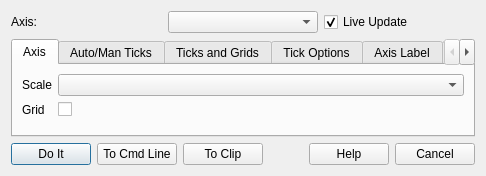
Old version of the form hyde/user_interface/figure_edit_dialog.ui in the repository spielman-group/hyde.
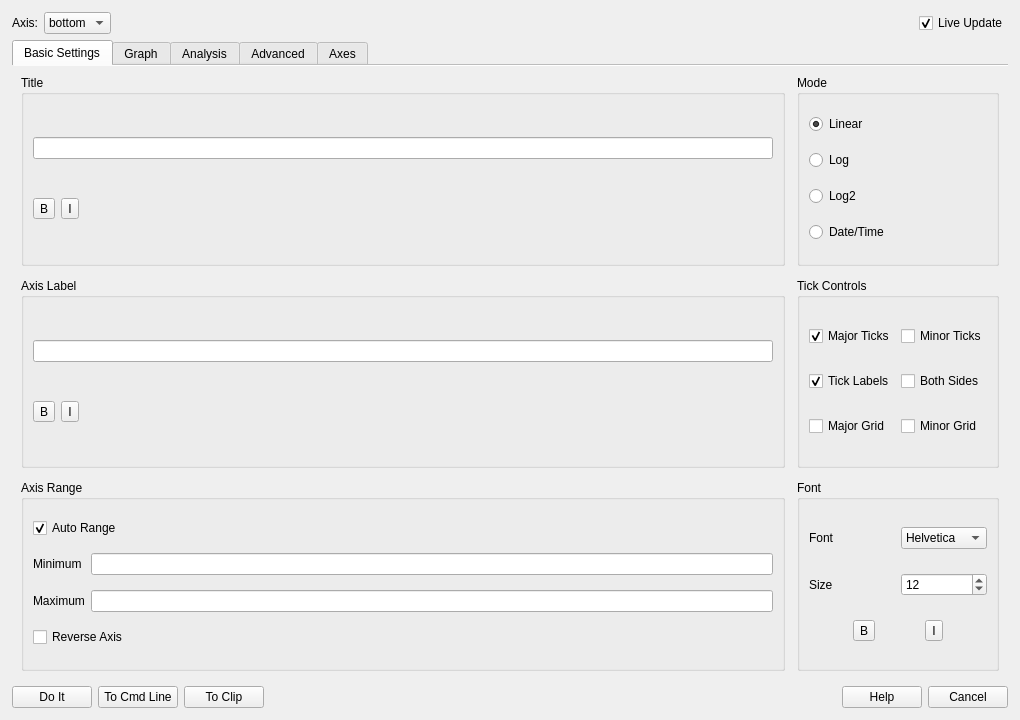
New version of the form.

```diff
--- a/hyde/user_interface/figure_edit_dialog.ui
+++ b/hyde/user_interface/figure_edit_dialog.ui
@@ -5,7 +5,25 @@
   <property name="windowTitle">
    <string>Modify Axis</string>
   </property>
+  <property name="minimumSize">
+   <size>
+    <width>1020</width>
+    <height>720</height>
+   </size>
+  </property>
   <layout class="QVBoxLayout" name="verticalLayout">
+   <property name="leftMargin">
+    <number>12</number>
+   </property>
+   <property name="topMargin">
+    <number>12</number>
+   </property>
+   <property name="rightMargin">
+    <number>12</number>
+   </property>
+   <property name="bottomMargin">
+    <number>12</number>
+   </property>
    <item>
     <layout class="QHBoxLayout" name="topLayout">
      <item>
@@ -16,7 +34,44 @@
       </widget>
      </item>
      <item>
-      <widget class="QComboBox" name="axis_combo"/>
+      <widget class="QComboBox" name="axis_combo">
+       <item>
+        <property name="text">
+         <string>bottom</string>
+        </property>
+       </item>
+       <item>
+        <property name="text">
+         <string>left</string>
+        </property>
+       </item>
+       <item>
+        <property name="text">
+         <string>top</string>
+        </property>
+       </item>
+       <item>
+        <property name="text">
+         <string>right</string>
+        </property>
+       </item>
+      </widget>
+     </item>
+     <item>
+      <spacer name="top_spacer">
+       <property name="orientation">
+        <enum>Qt::Horizontal</enum>
+       </property>
+       <property name="sizeType">
+        <enum>QSizePolicy::Expanding</enum>
+       </property>
+       <property name="sizeHint" stdset="0">
+        <size>
+         <width>40</width>
+         <height>20</height>
+        </size>
+       </property>
+      </spacer>
      </item>
      <item>
       <widget class="QCheckBox" name="live_update_checkbox">
@@ -32,111 +87,338 @@
    </item>
    <item>
     <widget class="QTabWidget" name="tabs">
-     <widget class="QWidget" name="axis_tab">
+     <property name="documentMode">
+      <bool>true</bool>
+     </property>
+     <property name="currentIndex">
+      <number>0</number>
+     </property>
+     <widget class="QWidget" name="basic_settings_tab">
       <attribute name="title">
-       <string>Axis</string>
+       <string>Basic Settings</string>
       </attribute>
-      <layout class="QFormLayout" name="axisForm">
+      <layout class="QGridLayout" name="basic_settings_grid">
+       <property name="horizontalSpacing">
+        <number>12</number>
+       </property>
+       <property name="verticalSpacing">
+        <number>12</number>
+       </property>
        <item row="0" column="0">
-        <widget class="QLabel" name="scale_label">
-         <property name="text">
-          <string>Scale</string>
-         </property>
-        </widget>
-       </item>
-       <item row="0" column="1">
-        <widget class="QComboBox" name="scale_combo"/>
-       </item>
-       <item row="1" column="0">
-        <widget class="QLabel" name="grid_label">
-         <property name="text">
-          <string>Grid</string>
-         </property>
-        </widget>
-       </item>
-       <item row="1" column="1">
-        <widget class="QCheckBox" name="grid_checkbox"/>
-       </item>
-      </layout>
-     </widget>
-     <widget class="QWidget" name="ticks_tab">
-      <attribute name="title">
-       <string>Auto/Man Ticks</string>
-      </attribute>
-      <layout class="QFormLayout" name="ticksForm">
-       <item row="0" column="0">
-        <widget class="QLabel" name="major_ticks_label">
-         <property name="text">
-          <string>Major Ticks</string>
-         </property>
-        </widget>
-       </item>
-       <item row="0" column="1">
-        <widget class="QLineEdit" name="major_ticks_edit"/>
-       </item>
-      </layout>
-     </widget>
-     <widget class="QWidget" name="ticks_grid_tab">
-      <attribute name="title">
-       <string>Ticks and Grids</string>
-      </attribute>
-      <layout class="QVBoxLayout" name="ticksGridLayout">
-       <item>
-        <widget class="QCheckBox" name="minor_grid_checkbox">
-         <property name="text">
-          <string>Show Minor Grid</string>
-         </property>
-        </widget>
-       </item>
-      </layout>
-     </widget>
-     <widget class="QWidget" name="tick_options_tab">
-      <attribute name="title">
-       <string>Tick Options</string>
-      </attribute>
-      <layout class="QFormLayout" name="tickOptionsForm">
-       <item row="0" column="0">
-        <widget class="QLabel" name="tick_rotation_label">
-         <property name="text">
-          <string>Tick Rotation</string>
-         </property>
-        </widget>
-       </item>
-       <item row="0" column="1">
-        <widget class="QLineEdit" name="tick_rotation_edit"/>
-       </item>
-      </layout>
-     </widget>
-     <widget class="QWidget" name="axis_label_tab">
-      <attribute name="title">
-       <string>Axis Label</string>
-      </attribute>
-      <layout class="QFormLayout" name="labelForm">
-       <item row="0" column="0">
-        <widget class="QLabel" name="title_label">
-         <property name="text">
+        <widget class="QGroupBox" name="title_group">
+         <property name="title">
           <string>Title</string>
          </property>
+         <layout class="QVBoxLayout" name="title_layout">
+          <item>
+           <widget class="QLineEdit" name="title_edit"/>
+          </item>
+          <item>
+           <layout class="QHBoxLayout" name="title_style_layout">
+            <item>
+             <widget class="QToolButton" name="title_bold_button">
+              <property name="text">
+               <string>B</string>
+              </property>
+              <property name="checkable">
+               <bool>true</bool>
+              </property>
+             </widget>
+            </item>
+            <item>
+             <widget class="QToolButton" name="title_italic_button">
+              <property name="text">
+               <string>I</string>
+              </property>
+              <property name="checkable">
+               <bool>true</bool>
+              </property>
+             </widget>
+            </item>
+            <item>
+             <spacer name="title_style_spacer">
+              <property name="orientation">
+               <enum>Qt::Horizontal</enum>
+              </property>
+              <property name="sizeType">
+               <enum>QSizePolicy::Expanding</enum>
+              </property>
+              <property name="sizeHint" stdset="0">
+               <size>
+                <width>40</width>
+                <height>20</height>
+               </size>
+              </property>
+             </spacer>
+            </item>
+           </layout>
+          </item>
+         </layout>
         </widget>
        </item>
        <item row="0" column="1">
-        <widget class="QLineEdit" name="title_edit"/>
+        <widget class="QGroupBox" name="mode_group">
+         <property name="title">
+          <string>Mode</string>
+         </property>
+         <layout class="QVBoxLayout" name="mode_layout">
+          <item>
+           <widget class="QRadioButton" name="linear_radio">
+            <property name="text">
+             <string>Linear</string>
+            </property>
+            <property name="checked">
+             <bool>true</bool>
+            </property>
+           </widget>
+          </item>
+          <item>
+           <widget class="QRadioButton" name="log_radio">
+            <property name="text">
+             <string>Log</string>
+            </property>
+           </widget>
+          </item>
+          <item>
+           <widget class="QRadioButton" name="log2_radio">
+            <property name="text">
+             <string>Log2</string>
+            </property>
+           </widget>
+          </item>
+          <item>
+           <widget class="QRadioButton" name="date_time_radio">
+            <property name="text">
+             <string>Date/Time</string>
+            </property>
+           </widget>
+          </item>
+         </layout>
+        </widget>
        </item>
        <item row="1" column="0">
-        <widget class="QLabel" name="axis_label">
-         <property name="text">
-          <string>Label</string>
+        <widget class="QGroupBox" name="axis_label_group">
+         <property name="title">
+          <string>Axis Label</string>
          </property>
+         <layout class="QVBoxLayout" name="axis_label_layout">
+          <item>
+           <widget class="QLineEdit" name="axis_label_edit"/>
+          </item>
+          <item>
+           <layout class="QHBoxLayout" name="label_style_layout">
+            <item>
+             <widget class="QToolButton" name="label_bold_button">
+              <property name="text">
+               <string>B</string>
+              </property>
+              <property name="checkable">
+               <bool>true</bool>
+              </property>
+             </widget>
+            </item>
+            <item>
+             <widget class="QToolButton" name="label_italic_button">
+              <property name="text">
+               <string>I</string>
+              </property>
+              <property name="checkable">
+               <bool>true</bool>
+              </property>
+             </widget>
+            </item>
+            <item>
+             <spacer name="label_style_spacer">
+              <property name="orientation">
+               <enum>Qt::Horizontal</enum>
+              </property>
+              <property name="sizeType">
+               <enum>QSizePolicy::Expanding</enum>
+              </property>
+              <property name="sizeHint" stdset="0">
+               <size>
+                <width>40</width>
+                <height>20</height>
+               </size>
+              </property>
+             </spacer>
+            </item>
+           </layout>
+          </item>
+         </layout>
         </widget>
        </item>
        <item row="1" column="1">
-        <widget class="QLineEdit" name="axis_label_edit"/>
+        <widget class="QGroupBox" name="tick_controls_group">
+         <property name="title">
+          <string>Tick Controls</string>
+         </property>
+         <layout class="QGridLayout" name="tick_controls_layout">
+          <item row="0" column="0">
+           <widget class="QCheckBox" name="major_ticks_checkbox">
+            <property name="text">
+             <string>Major Ticks</string>
+            </property>
+            <property name="checked">
+             <bool>true</bool>
+            </property>
+           </widget>
+          </item>
+          <item row="0" column="1">
+           <widget class="QCheckBox" name="minor_ticks_checkbox">
+            <property name="text">
+             <string>Minor Ticks</string>
+            </property>
+           </widget>
+          </item>
+          <item row="1" column="0">
+           <widget class="QCheckBox" name="tick_labels_checkbox">
+            <property name="text">
+             <string>Tick Labels</string>
+            </property>
+            <property name="checked">
+             <bool>true</bool>
+            </property>
+           </widget>
+          </item>
+          <item row="1" column="1">
+           <widget class="QCheckBox" name="ticks_both_sides_checkbox">
+            <property name="text">
+             <string>Both Sides</string>
+            </property>
+           </widget>
+          </item>
+          <item row="2" column="0">
+           <widget class="QCheckBox" name="major_grid_checkbox">
+            <property name="text">
+             <string>Major Grid</string>
+            </property>
+           </widget>
+          </item>
+          <item row="2" column="1">
+           <widget class="QCheckBox" name="minor_grid_checkbox">
+            <property name="text">
+             <string>Minor Grid</string>
+            </property>
+           </widget>
+          </item>
+         </layout>
+        </widget>
        </item>
+       <item row="2" column="0">
+        <widget class="QGroupBox" name="range_group">
+         <property name="title">
+          <string>Axis Range</string>
+         </property>
+         <layout class="QGridLayout" name="range_layout">
+          <item row="0" column="0" colspan="2">
+           <widget class="QCheckBox" name="auto_range_checkbox">
+            <property name="text">
+             <string>Auto Range</string>
+            </property>
+            <property name="checked">
+             <bool>true</bool>
+            </property>
+           </widget>
+          </item>
+          <item row="1" column="0">
+           <widget class="QLabel" name="label_min">
+            <property name="text">
+             <string>Minimum</string>
+            </property>
+           </widget>
+          </item>
+          <item row="1" column="1">
+           <widget class="QLineEdit" name="minimum_edit"/>
+          </item>
+          <item row="2" column="0">
+           <widget class="QLabel" name="label_max">
+            <property name="text">
+             <string>Maximum</string>
+            </property>
+           </widget>
+          </item>
+          <item row="2" column="1">
+           <widget class="QLineEdit" name="maximum_edit"/>
+          </item>
+          <item row="3" column="0" colspan="2">
+           <widget class="QCheckBox" name="reverse_axis_checkbox">
+            <property name="text">
+             <string>Reverse Axis</string>
+            </property>
+           </widget>
+          </item>
+         </layout>
+        </widget>
+       </item>
+       <item row="2" column="1">
+        <widget class="QGroupBox" name="font_group">
+         <property name="title">
+          <string>Font</string>
+         </property>
+         <layout class="QGridLayout" name="font_layout">
+          <item row="0" column="0">
+           <widget class="QLabel" name="label_font">
+            <property name="text">
+             <string>Font</string>
+            </property>
+           </widget>
+          </item>
+          <item row="0" column="1">
+           <widget class="QComboBox" name="font_combo">
+            <item>
+             <property name="text">
+              <string>Helvetica</string>
+             </property>
+            </item>
+           </widget>
+          </item>
+          <item row="1" column="0">
+           <widget class="QLabel" name="label_size">
+            <property name="text">
+             <string>Size</string>
+            </property>
+           </widget>
+          </item>
+          <item row="1" column="1">
+           <widget class="QSpinBox" name="font_size_spin">
+            <property name="value">
+             <number>12</number>
+            </property>
+           </widget>
+          </item>
+          <item row="2" column="0" colspan="2">
+           <layout class="QHBoxLayout" name="font_style_layout">
+            <item>
+             <widget class="QToolButton" name="font_bold_button">
+              <property name="text">
+               <string>B</string>
+              </property>
+              <property name="checkable">
+               <bool>true</bool>
+              </property>
+             </widget>
+            </item>
+            <item>
+             <widget class="QToolButton" name="font_italic_button">
+              <property name="text">
+               <string>I</string>
+              </property>
+              <property name="checkable">
+               <bool>true</bool>
+              </property>
+             </widget>
+            </item>
+           </layout>
+          </item>
+         </layout>
+        </widget>
+       </item>
       </layout>
      </widget>
      <widget class="QWidget" name="label_options_tab">
       <attribute name="title">
-       <string>Label Options</string>
+       <string>Graph</string>
       </attribute>
       <layout class="QFormLayout" name="labelOptionsForm">
        <item row="0" column="0">
@@ -153,7 +435,7 @@
      </widget>
      <widget class="QWidget" name="range_tab">
       <attribute name="title">
-       <string>Axis Range</string>
+       <string>Analysis</string>
       </attribute>
       <layout class="QFormLayout" name="rangeForm">
        <item row="0" column="0">
@@ -164,7 +446,48 @@
         </widget>
        </item>
        <item row="0" column="1">
-        <widget class="QLineEdit" name="minimum_edit"/>
+        <widget class="QGroupBox" name="statistics_group">
+         <property name="title">
+          <string>Statistics</string>
+         </property>
+         <layout class="QVBoxLayout" name="statistics_layout">
+          <item>
+           <widget class="QCheckBox" name="show_mean_checkbox">
+            <property name="text">
+             <string>Mean</string>
+            </property>
+           </widget>
+          </item>
+          <item>
+           <widget class="QCheckBox" name="show_std_dev_checkbox">
+            <property name="text">
+             <string>Standard Deviation</string>
+            </property>
+           </widget>
+          </item>
+          <item>
+           <widget class="QCheckBox" name="show_min_max_checkbox">
+            <property name="text">
+             <string>Min / Max</string>
+            </property>
+           </widget>
+          </item>
+          <item>
+           <widget class="QCheckBox" name="show_sum_checkbox">
+            <property name="text">
+             <string>Sum</string>
+            </property>
+           </widget>
+          </item>
+          <item>
+           <widget class="QCheckBox" name="show_n_checkbox">
+            <property name="text">
+             <string>N (Count)</string>
+            </property>
+           </widget>
+          </item>
+         </layout>
+        </widget>
        </item>
        <item row="1" column="0">
         <widget class="QLabel" name="maximum_label">
@@ -174,7 +497,177 @@
         </widget>
        </item>
        <item row="1" column="1">
-        <widget class="QLineEdit" name="maximum_edit"/>
+       </item>
+      </layout>
+     </widget>
+     <widget class="QWidget" name="advanced_tab">
+      <attribute name="title">
+       <string>Advanced</string>
+      </attribute>
+      <layout class="QGridLayout" name="advanced_grid">
+       <property name="horizontalSpacing">
+        <number>12</number>
+       </property>
+       <property name="verticalSpacing">
+        <number>12</number>
+       </property>
+       <item row="0" column="0">
+        <widget class="QGroupBox" name="sync_group">
+         <property name="title">
+          <string>Synchronization</string>
+         </property>
+         <layout class="QGridLayout" name="sync_layout">
+          <item row="0" column="0">
+           <widget class="QLabel" name="label_sync_with">
+            <property name="text">
+             <string>Sync with</string>
+            </property>
+           </widget>
+          </item>
+          <item row="0" column="1">
+           <widget class="QComboBox" name="sync_with_combo">
+            <item>
+             <property name="text">
+              <string>None</string>
+             </property>
+            </item>
+           </widget>
+          </item>
+          <item row="1" column="0">
+           <widget class="QLabel" name="label_sync_axis">
+            <property name="text">
+             <string>Sync axis</string>
+            </property>
+           </widget>
+          </item>
+          <item row="1" column="1">
+           <widget class="QComboBox" name="sync_axis_combo">
+            <item>
+             <property name="text">
+              <string>X-axis</string>
+             </property>
+            </item>
+            <item>
+             <property name="text">
+              <string>Y-axis</string>
+             </property>
+            </item>
+           </widget>
+          </item>
+         </layout>
+        </widget>
+       </item>
+       <item row="0" column="1">
+        <widget class="QGroupBox" name="linked_axes_group">
+         <property name="title">
+          <string>Linked Axes</string>
+         </property>
+         <layout class="QVBoxLayout" name="linked_axes_layout">
+          <item>
+           <widget class="QCheckBox" name="link_x_axis_checkbox">
+            <property name="text">
+             <string>Link X-Axis</string>
+            </property>
+           </widget>
+          </item>
+          <item>
+           <widget class="QCheckBox" name="link_y_axis_checkbox">
+            <property name="text">
+             <string>Link Y-Axis</string>
+            </property>
+           </widget>
+          </item>
+         </layout>
+        </widget>
+       </item>
+       <item row="1" column="0">
+        <widget class="QGroupBox" name="events_group">
+         <property name="title">
+          <string>Events</string>
+         </property>
+         <layout class="QVBoxLayout" name="events_layout">
+          <item>
+           <widget class="QCheckBox" name="events_enabled_checkbox">
+            <property name="text">
+             <string>Enable Events</string>
+            </property>
+           </widget>
+          </item>
+         </layout>
+        </widget>
+       </item>
+       <item row="1" column="1">
+       </item>
+      </layout>
+     </widget>
+     <widget class="QWidget" name="axes_list_tab">
+      <attribute name="title">
+       <string>Axes</string>
+      </attribute>
+      <layout class="QVBoxLayout" name="axes_list_layout">
+       <item>
+        <widget class="QTableWidget" name="axes_table">
+         <property name="alternatingRowColors">
+          <bool>true</bool>
+         </property>
+         <property name="columnCount">
+          <number>4</number>
+         </property>
+         <column>
+          <property name="text">
+           <string>Axis</string>
+          </property>
+         </column>
+         <column>
+          <property name="text">
+           <string>Primary</string>
+          </property>
+         </column>
+         <column>
+          <property name="text">
+           <string>Show</string>
+          </property>
+         </column>
+         <column>
+          <property name="text">
+           <string>Grid</string>
+          </property>
+         </column>
+        </widget>
+       </item>
+       <item>
+        <layout class="QHBoxLayout" name="axes_table_buttons">
+         <item>
+          <widget class="QPushButton" name="add_axis_button">
+           <property name="text">
+            <string>Add Axis</string>
+           </property>
+          </widget>
+         </item>
+         <item>
+          <widget class="QPushButton" name="remove_axis_button">
+           <property name="text">
+            <string>Remove</string>
+           </property>
+          </widget>
+         </item>
+         <item>
+          <spacer name="axes_table_spacer">
+           <property name="orientation">
+            <enum>Qt::Horizontal</enum>
+           </property>
+           <property name="sizeType">
+            <enum>QSizePolicy::Expanding</enum>
+           </property>
+           <property name="sizeHint" stdset="0">
+            <size>
+             <width>40</width>
+             <height>20</height>
+            </size>
+           </property>
+          </spacer>
+         </item>
+        </layout>
        </item>
       </layout>
      </widget>
@@ -208,6 +701,9 @@
        <property name="orientation">
         <enum>Qt::Horizontal</enum>
        </property>
+       <property name="sizeType">
+        <enum>QSizePolicy::Expanding</enum>
+       </property>
        <property name="sizeHint" stdset="0">
         <size>
          <width>40</width>
```
Left out of the diff: 498 changed lines with no effect on the pictures.
